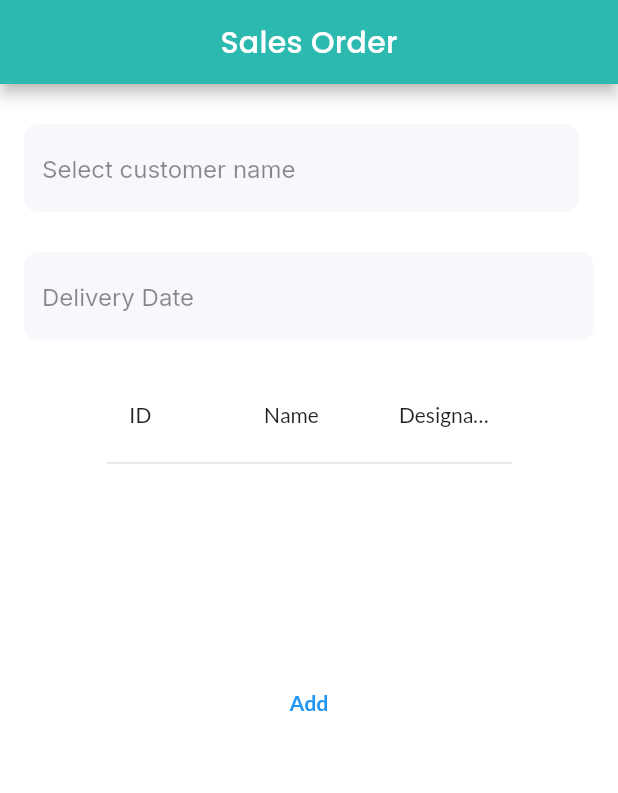
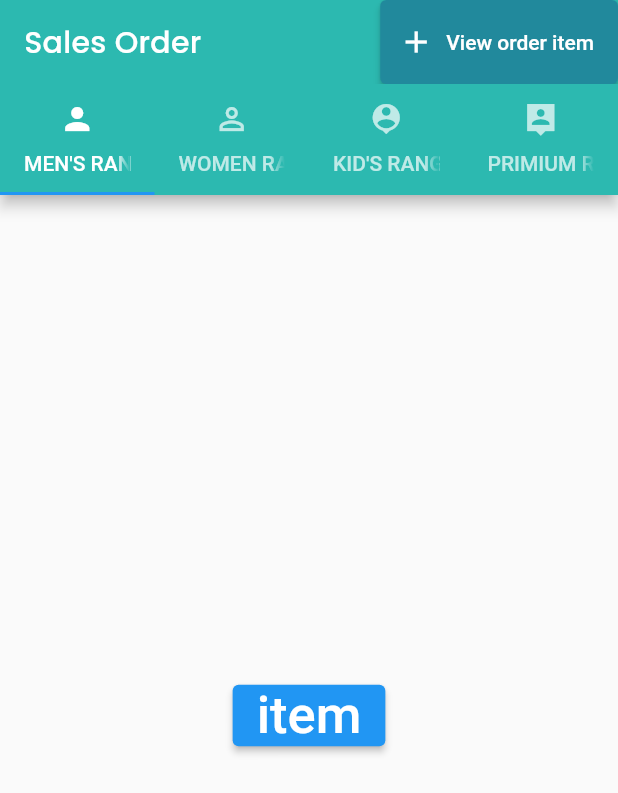
Before and after one commit to thirvusoft/oxo_mobile, a Flutter app: the screen it shows after launch, on a phone screen of 412 x 824 dp. Shown: the top 793 px of the screen. Run offline on Flutter 3.47's test engine with Material 2 defaults, Android fonts, the phone set to English and light mode, and no system bars; drawn by our look-alikes of searchfield, syncfusion_flutter_datagrid; our stand-ins replace flutter_svg, form_field_validator, google_fonts, multi_select_flutter.

Commit message:
sales_order

```diff
--- a/lib/constants.dart
+++ b/lib/constants.dart
@@ -23,4 +23,13 @@ List cus_name=['Barath','Ram','vig'];
   late EmployeeDataSource employeeDataSource;
   List dataGridRows = [];
 
+  var values={};
   List values_dict=[];
+
+
+
+  // order page
+  List item_list=[];
+
+
+var list = <TextEditingController>[];
--- a/lib/main.dart
+++ b/lib/main.dart
@@ -1,6 +1,7 @@
 import 'package:flutter/material.dart';
 import 'package:google_fonts/google_fonts.dart';
 import 'package:oxo/screens/login.dart';
+import 'package:oxo/screens/sales/order.dart';
 import 'package:oxo/screens/sales/sales_order.dart';
 import 'package:oxo/screens/splashscreen.dart';
 
@@ -26,7 +27,7 @@ class MyHomePage extends StatelessWidget {
           visualDensity: VisualDensity.adaptivePlatformDensity,
         ),
 
-      home: sales_order(),
+      home: order(),
     );
   }
 }
--- a/lib/screens/sales/item_form.dart
+++ b/lib/screens/sales/item_form.dart
@@ -103,9 +103,9 @@ class _form_child_tableState extends State<form_child_table> {
                   context,
                   MaterialPageRoute(builder: (context) => sales_order()),
                 );
-              values_dict.add({
-                'ID':test1.text,'Name':test2.text,'Designation':test3.text,'Salary':test4.text
-              });
+              // values_dict.add({
+              //   'ID':test1.text,'Name':test2.text,'Designation':test3.text,'Salary':test4.text
+              // });
               print('111111111111111111111111111111');
               print(values_dict);
 
--- /dev/null
+++ b/lib/screens/sales/order.dart
@@ -0,0 +1,202 @@
+import 'dart:convert';
+
+import 'package:flutter/material.dart';
+import 'package:google_fonts/google_fonts.dart';
+import 'package:oxo/constants.dart';
+import 'package:http/http.dart' as http;
+import 'package:multi_select_flutter/multi_select_flutter.dart';
+import 'package:oxo/screens/sales/sales_order.dart';
+
+import 'item_group.dart';
+
+class order extends StatefulWidget {
+  const order({super.key});
+
+  @override
+  State<order> createState() => _orderState();
+}
+
+class _orderState extends State<order> {
+  @override
+  Widget build(BuildContext context) {
+    return MaterialApp(
+        home: DefaultTabController(
+            length: 4,
+            child: Scaffold(
+              appBar: AppBar(
+                automaticallyImplyLeading: false,
+                backgroundColor: Color.fromRGBO(44, 185, 176, 1),
+                title: Text(
+                  'Sales Order',
+                  style: GoogleFonts.poppins(
+                    textStyle: TextStyle(
+                        fontSize: 20, letterSpacing: .2, color: Colors.white),
+                  ),
+                ),
+                      actions: [
+          ElevatedButton.icon(
+            onPressed: () {
+               Navigator.push(
+                  context,
+                  MaterialPageRoute(builder: (context) => sales_order()),
+                );
+                values_dict.add(values);
+                print(values);
+                print(values_dict);
+            },
+            style: ElevatedButton.styleFrom(
+
+              primary: Color(0xFF21899C),
+
+            ),
+            icon: Icon(
+              Icons.add,
+              size: 24.0,
+            ),
+            label: Text('View order item'),
+          ),
+        ],
+                bottom: TabBar(
+                  tabs: [
+                    Tab(icon: Icon(Icons.person), text: "MEN'S RANGE"),
+                    Tab(icon: Icon(Icons.person_outline), text: "WOMEN RANGE"),
+                    Tab(icon: Icon(Icons.person_pin), text: "KID'S RANGE"),
+                    Tab(
+                        icon: Icon(Icons.person_pin_sharp),
+                        text: "PRIMIUM RANGE")
+                  ],
+                ),
+              ),
+              body: TabBarView(
+                children: [
+                  mens(),
+                  women(),
+                  kids(),
+                  primium(),
+                ],
+              ),
+            )));
+  }
+
+  Widget mens() {
+    return Container(
+      child: Center(
+          child: ElevatedButton(
+        onPressed: () {
+          all_item();
+        },
+        child: Text(
+          'item',
+          style: TextStyle(fontSize: 35.0),
+        ),
+      )),
+    );
+  }
+
+  Widget women() {
+    return Container(
+      child: Center(
+        child: Text(
+          'It is a second layout tab, which is responsible for taking pictures from your mobile.22222222',
+          style: TextStyle(fontSize: 35.0),
+        ),
+      ),
+    );
+  }
+
+  Widget kids() {
+    return Container(
+      child: Center(child: itemlist()),
+    );
+  }
+
+  Widget primium() {
+    return Container(
+      child: Center(
+        child: Text(
+          'It is a second layout tab, which is responsible for taking pictures from your mobile.444444444',
+          style: TextStyle(fontSize: 35.0),
+        ),
+      ),
+    );
+  }
+
+  Widget itemlist() {
+
+    return Container(
+      child: ListView.builder(
+          itemCount:item_list.length ,
+          shrinkWrap: true,
+          itemBuilder: (context, int index) {
+            list.add(TextEditingController());
+
+            int count = index + 1;
+            return Padding(
+              padding: EdgeInsets.only(left: 10, right: 10),
+              child: Container(
+                width: 50,
+                child: Card(
+                  color: Color(0xffffffff),
+                  shape: RoundedRectangleBorder(
+                    side: BorderSide(color: Color(0xfff7f7f7), width: 1),
+                    borderRadius: BorderRadius.circular(10),
+                  ),
+                  elevation: 5,
+                  child: ListTile(
+                    leading: CircleAvatar(
+                        radius: 12.5,
+                        backgroundColor: Color(0xff628E90),
+                        child: Text(
+                          count.toString(),
+                          style: TextStyle(
+                            color: Colors.white,
+                          ),
+                        )),
+                    title: Text(
+                      item_list[index]["name"],
+                      style: GoogleFonts.poppins(
+                        textStyle: TextStyle(
+                            letterSpacing: .1, color: Color(0xff19183e)),
+                      ),
+                    ),
+                    subtitle: Text(
+                      item_list[index]["standard_rate"].toString(),
+                      style: GoogleFonts.poppins(
+                        textStyle: TextStyle(
+                            letterSpacing: .1, color: Color(0xff19183e)),
+                      ),
+                    ),
+                    onTap: () {
+                      Navigator.push(
+                        context,
+                        MaterialPageRoute(builder: (context) => item_group()),
+                      );
+                    },
+                  ),
+                ),
+              ),
+            );
+          }),
+    );
+  }
+
+  Future all_item() async {
+   item_list=[];
+    var response = await http.get(
+        Uri.parse(
+            """https://demo14prime.thirvusoft.co.in/api/method/frappe.client.get_list?doctype=Item&fields=["name","standard_rate"]"""),
+        headers: {"Authorization": 'token ddc841db67d4231:bad77ffd922973a'});
+
+    if (response.statusCode == 200) {
+      await Future.delayed(Duration(milliseconds: 500));
+      setState(() {
+        for (var i = 0; i < json.decode(response.body)['message'].length; i++) {
+          item_list.add((json.decode(response.body)['message'][i]));
+        }
+      });
+      print(item_list);
+    } else {
+      return json.decode(response.body)['message'];
+    }
+  }
+}
--- a/lib/screens/sales/sales_order.dart
+++ b/lib/screens/sales/sales_order.dart
@@ -211,9 +211,11 @@ class _sales_orderState extends State<sales_order> {
   }
 
   Widget itemtable(Size size) {
-    return Padding(
-        padding: const EdgeInsets.symmetric(horizontal: 16.0),
-        child: SizedBox(
+    return
+    // Padding(
+    //     padding: const EdgeInsets.symmetric(horizontal: 16.0),
+    //     child:
+         SizedBox(
           height: size.height /5,
           child: SfDataGrid(
             source: employeeDataSource,
@@ -244,36 +246,37 @@ class _sales_orderState extends State<sales_order> {
 
             allowSwiping: true,
             isScrollbarAlwaysShown: true,
-            // swipeMaxOffset: 100.0,
-            // columnWidthMode: ColumnWidthMode.fill,
+            swipeMaxOffset: 100.0,
+            columnWidthMode: ColumnWidthMode.fill,
             columns: <GridColumn>[
               GridColumn(
-                  columnName: 'id',
+                  columnName: '',
                   label: Container(
-                      padding: EdgeInsets.all(15.0),
-                      child: Text(
-                        'ID',
-                        overflow: TextOverflow.ellipsis,
-                      ))),
-              GridColumn(
-                  columnName: 'name',
-                  label: Container(
-                      padding: EdgeInsets.all(15.0),
+                      padding: EdgeInsets.all(20.0),
                       child: Text(
                         'Name',
                         overflow: TextOverflow.ellipsis,
                       ))),
               GridColumn(
-                  columnName: 'designation',
+                  columnName: '',
                   label: Container(
-                      padding: EdgeInsets.all(15.0),
+                      padding: EdgeInsets.all(20.0),
                       child: Text(
-                        'Designation',
+                        'QTY',
                         overflow: TextOverflow.ellipsis,
                       ))),
+              // GridColumn(
+              //     columnName: 'designation',
+              //     label: Container(
+              //         padding: EdgeInsets.all(20.0),
+              //         child: Text(
+              //           'Designation',
+              //           overflow: TextOverflow.ellipsis,
+              //         ))),
             ],
           ),
-        ));
+        // )
+        );
   }
 
   Widget addbutton(Size size) {
@@ -301,12 +304,10 @@ class EmployeeDataSource extends DataGridSource {
   EmployeeDataSource({required List employeeData}) {
     _employeeData = employeeData
         .map<DataGridRow>((e) => DataGridRow(cells: [
-              DataGridCell(columnName: 'id', value: e['ID'].toString()),
+              DataGridCell(columnName:'', value: e['name'].toString()),
               DataGridCell<String>(
-                  columnName: 'name', value: e['Name'].toString()),
-              DataGridCell<String>(
-                  columnName: 'designation',
-                  value: e['Designation'].toString()),
+                  columnName:'', value: e['qty'].toString()),
+
             ]))
         .toList();
   }
--- a/pubspec.yaml
+++ b/pubspec.yaml
@@ -41,6 +41,9 @@ dependencies:
   form_field_validator: ^1.1.0
   searchfield: ^0.7.2
   syncfusion_flutter_datagrid: ^20.3.60
+  multi_select_flutter: ^4.1.3
+  multi_select_item: ^1.0.3
+
 
 dev_dependencies:
   flutter_test:
```
Also changed, not shown: lib/screens/sales/item_group.dart (added, +241 -0 lines), pubspec.lock.
